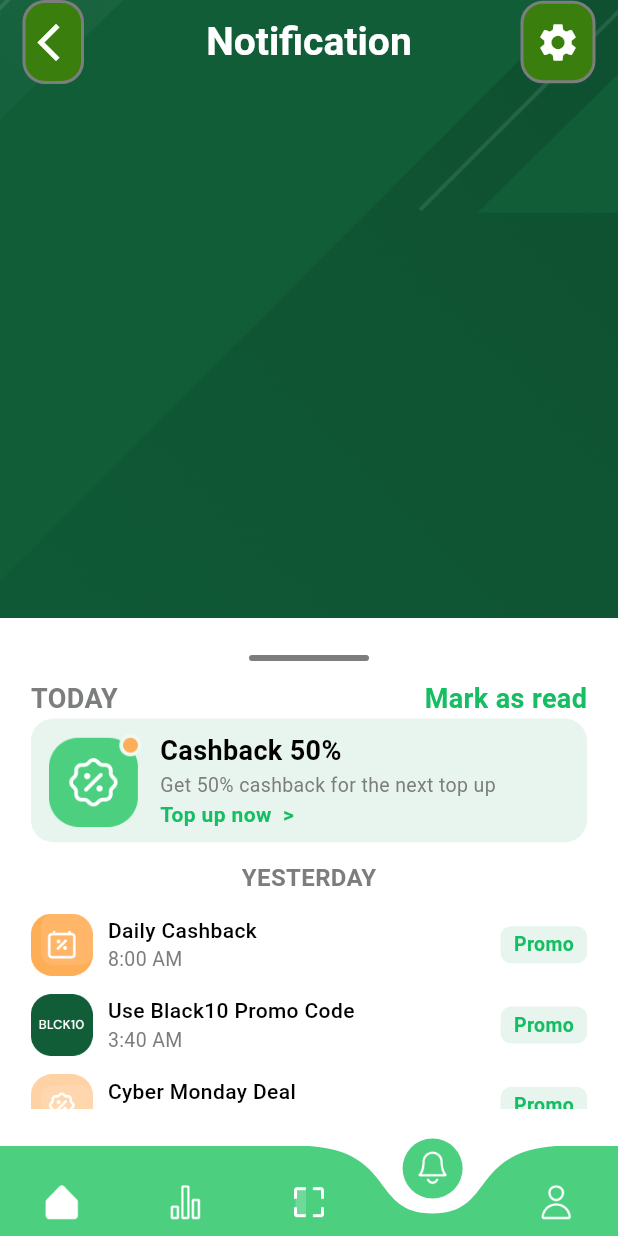
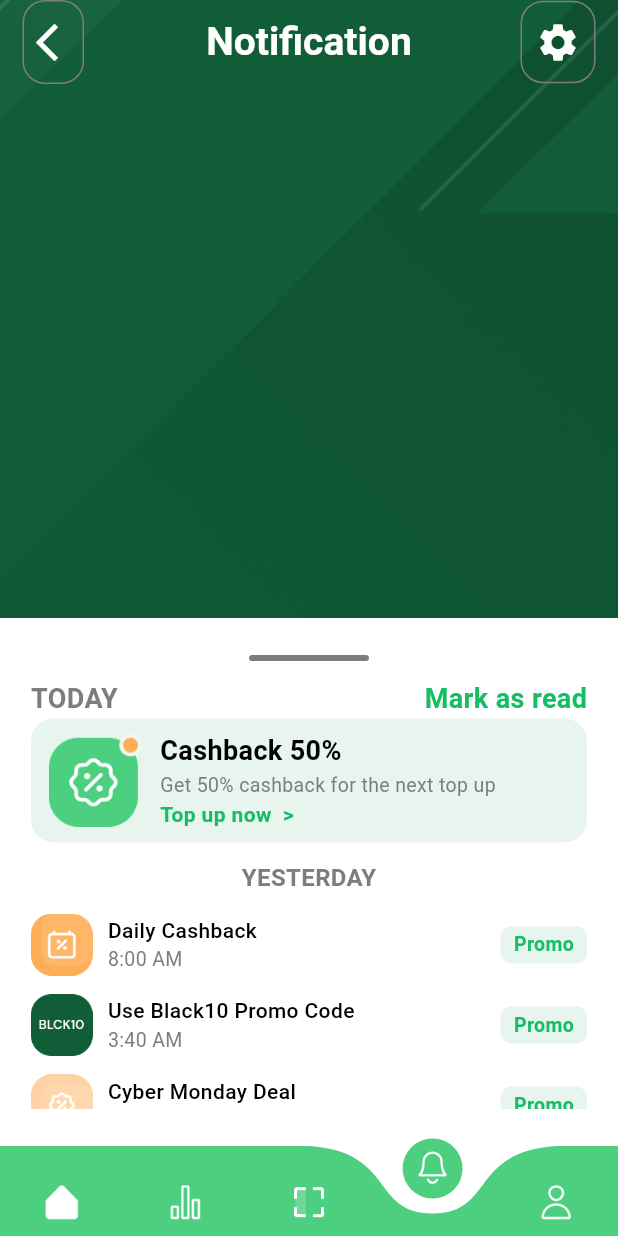
Before and after one commit to asm2212/eca, a Flutter app: the screen it shows after launch, item 4 of the bottom bar chosen, on a phone screen of 412 x 824 dp. Run offline on Flutter 3.47's test engine with Material 3 defaults, Android fonts, the phone set to English and light mode, and no system bars; drawn by our look-alikes of curved_navigation_bar.

Commit message:
some fix

```diff
--- a/lib/screens/notification_screen.dart
+++ b/lib/screens/notification_screen.dart
@@ -35,11 +35,11 @@ class _NotificationScreenState extends State<NotificationScreen> {
                     width: 50,
                     height: 55,
                     decoration: BoxDecoration(
-                      color: Constants.primaryText,
+
                       borderRadius: BorderRadius.circular(15),
                       border: Border.all(
                         color: Constants.secondaryText,
-                        width: 2,                      ),
+                        width: 1,                      ),
                     ),
                     child: IconButton(
                       onPressed: () {},
@@ -67,11 +67,11 @@ class _NotificationScreenState extends State<NotificationScreen> {
               width: 50,
               height: 55,
               decoration: BoxDecoration(
-                color: Constants.primaryText,
+
                 borderRadius: BorderRadius.circular(15),
                 border: Border.all(
                   color: Constants.secondaryText,
-                  width: 2,
+                  width: 1,
                 ),
               ),
               child: IconButton(
```
